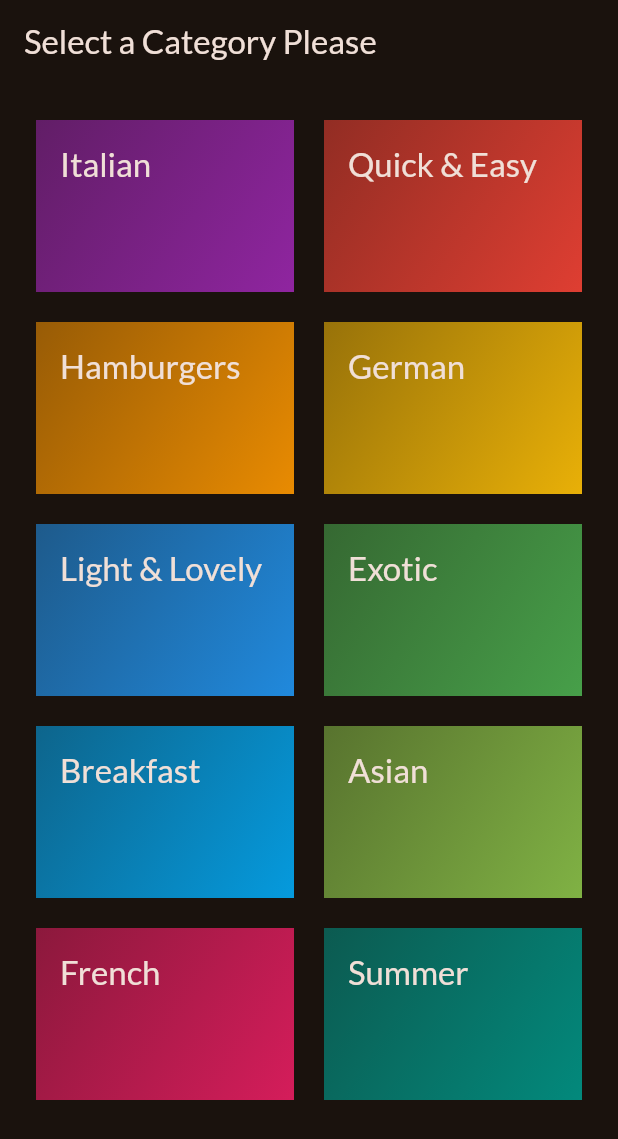
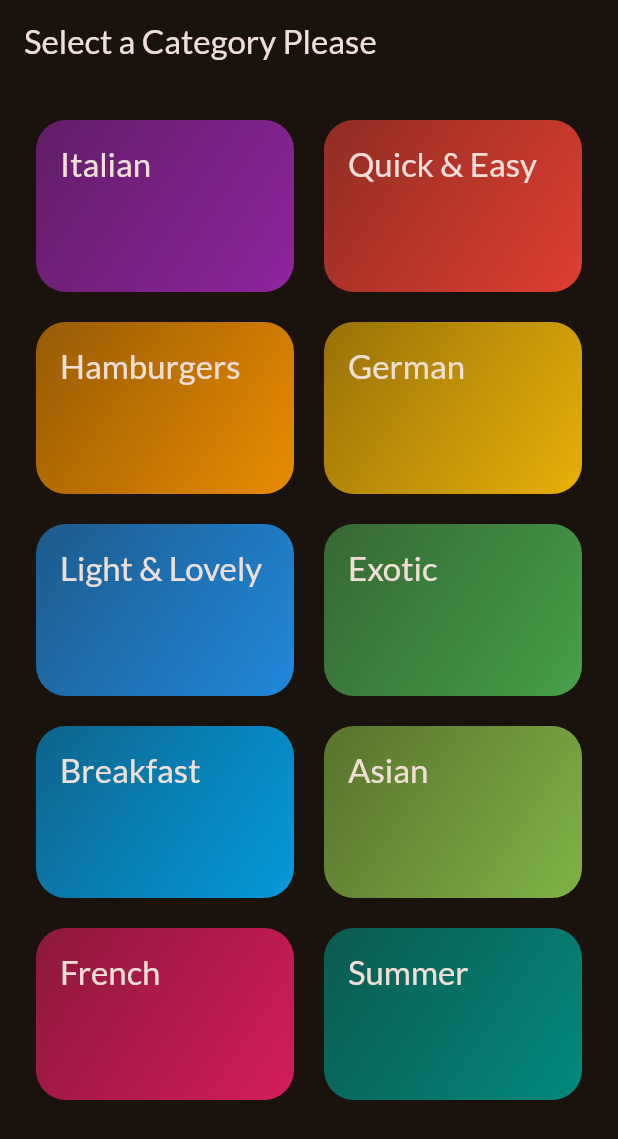
Before and after one commit to newtonkim/Flutter-meals-app, a Flutter app: the screen it shows after launch, on a phone screen of 412 x 824 dp. Shown: the top 1139 px of the screen. Run offline on Flutter 3.47's test engine with Material 2 defaults, Android fonts, the phone set to English and light mode, and no system bars; our stand-ins replace google_fonts.

Commit message:
make any widget tappable with InkWell

```diff
--- a/lib/widgets/category_grid_item.dart
+++ b/lib/widgets/category_grid_item.dart
@@ -9,9 +9,14 @@ class CategoryGridItem extends StatelessWidget {
 
   @override
   Widget build(context) {
-    return Container(
+    return InkWell(
+      onTap: () {},
+      splashColor: Theme.of(context).primaryColor,
+      borderRadius: BorderRadius.circular(20),
+      child: Container(
         padding: const EdgeInsets.all(16),
         decoration: BoxDecoration(
+            borderRadius: BorderRadius.circular(20),
             gradient: LinearGradient(
               colors: [
                 category.color.withOpacity(0.55),
@@ -22,8 +27,10 @@ class CategoryGridItem extends StatelessWidget {
             )),
         child: Text(
           category.title,
-        style: Theme.of(context).textTheme.titleLarge!.copyWith(
-          color: Theme.of(context).colorScheme.onBackground
+          style: Theme.of(context)
+              .textTheme
+              .titleLarge!
+              .copyWith(color: Theme.of(context).colorScheme.onBackground),
         ),
       ),
     );
```
Lines whose indentation alone changed are shown as unchanged.
